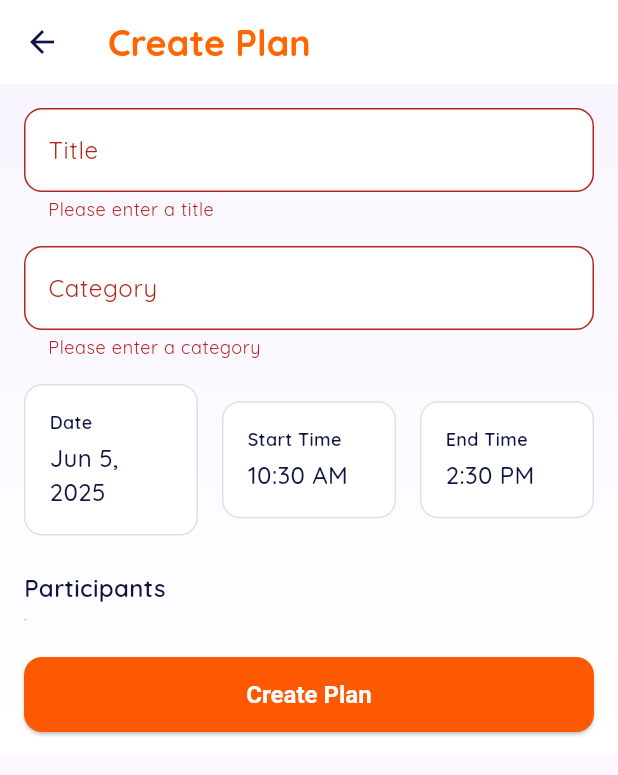
After one commit to JGEPT/LechePlan, a Flutter app: the CreatePlanPage screen opened by its route, after a tap on "Create Plan", on a phone screen of 412 x 824 dp. The commit adds this screen. Shown: the top 775 px of the screen. Run offline on Flutter 3.47's test engine with Material 3 defaults, Android fonts, the phone set to English and light mode, and no system bars; our stand-ins replace go_router, image_picker, shared_preferences, supabase_flutter; accounts and stored records are empty.

Commit message:
Implemented creating an activity/plan

```diff
--- a/lecheplan/lib/main.dart
+++ b/lecheplan/lib/main.dart
@@ -16,12 +16,15 @@ import 'package:lecheplan/screens/miscellaneous/notificationspage.dart';
 import 'package:lecheplan/screens/mainPages/profilePage/profilepage.dart';
 import 'package:lecheplan/screens/miscellaneous/settingspage.dart';
 import 'package:lecheplan/models/plan_model.dart';
+import 'package:lecheplan/screens/mainPages/plansPage/create_plan_page.dart';
 
 //set up the logger -- use logger for testing instead of print statements because flutter said nah
 void setupLogging() {
   Logger.root.level = Level.ALL;
   Logger.root.onRecord.listen((record) {
-    print('${record.level.name}: ${record.time}: ${record.loggerName}: ${record.message}');
+    print(
+      '${record.level.name}: ${record.time}: ${record.loggerName}: ${record.message}',
+    );
   });
 }
 // to use logger
@@ -36,19 +39,18 @@ Future<void> main() async {
   final logger = Logger('SupabaseConnection');
 
   //show loading screen immediately while waiting for supabase
-  runApp(MaterialApp(
-    home: Scaffold(
-      body: Center(
-        child: CircularProgressIndicator(),
-      ),
+  runApp(
+    MaterialApp(
+      home: Scaffold(body: Center(child: CircularProgressIndicator())),
     ),
-  ));
+  );
 
   try {
     //initialize Supabase
     await Supabase.initialize(
       url: 'https://abbdlkterbdhcwkxvgod.supabase.co',
-      anonKey: 'eyJhbGciOiJIUzI1NiIsInR5cCI6IkpXVCJ9.eyJpc3MiOiJzdXBhYmFzZSIsInJlZiI6ImFiYmRsa3RlcmJkaGN3a3h2Z29kIiwicm9sZSI6ImFub24iLCJpYXQiOjE3NDY3NTQzNDksImV4cCI6MjA2MjMzMDM0OX0.-nN5sW4BuTZaLvIxtJeFsKQgs5PMqrWTM4GWwGrToko',
+      anonKey:
+          'eyJhbGciOiJIUzI1NiIsInR5cCI6IkpXVCJ9.eyJpc3MiOiJzdXBhYmFzZSIsInJlZiI6ImFiYmRsa3RlcmJkaGN3a3h2Z29kIiwicm9sZSI6ImFub24iLCJpYXQiOjE3NDY3NTQzNDksImV4cCI6MjA2MjMzMDM0OX0.-nN5sW4BuTZaLvIxtJeFsKQgs5PMqrWTM4GWwGrToko',
     );
 
     // verify connection by checking auth status
@@ -61,19 +63,23 @@ Future<void> main() async {
 
     // log the current session status
     final session = client.auth.currentSession;
-    logger.info('Current auth session: ${session != null ? 'Active' : 'No active session'}');
+    logger.info(
+      'Current auth session: ${session != null ? 'Active' : 'No active session'}',
+    );
 
     // runn the main app after initialization
     runApp(MyApp());
   } catch (e) {
     logger.severe('Failed to initialize Supabase: $e');
-    runApp(MaterialApp(
-      home: Scaffold(
-        body: Center(
-          child: Text('Failed to connect to database. Please try again.'),
+    runApp(
+      MaterialApp(
+        home: Scaffold(
+          body: Center(
+            child: Text('Failed to connect to database. Please try again.'),
+          ),
         ),
       ),
-    ));
+    );
   }
 }
 
@@ -85,13 +91,29 @@ class MyApp extends StatelessWidget {
       GoRoute(path: '/', builder: (context, state) => LandingPage()),
       GoRoute(path: '/signup', builder: (context, state) => SignUpPage()),
       GoRoute(path: '/login', builder: (context, state) => LoginPage()),
-      GoRoute(path: '/createprofile', builder: (context, state) => Createprofilepage()),
+      GoRoute(
+        path: '/createprofile',
+        builder: (context, state) => Createprofilepage(),
+      ),
       GoRoute(path: '/aboutyou', builder: (context, state) => Aboutyoupage()),
       GoRoute(path: '/mainhub', builder: (context, state) => Mainhubpage()),
-      GoRoute(path: '/notifications', builder: (context, state) => NotificationsPage()),
-      GoRoute(path: '/activityrecommendation', builder: (context, state) => ActivityRecommendationPage()),
+      GoRoute(
+        path: '/notifications',
+        builder: (context, state) => NotificationsPage(),
+      ),
+      GoRoute(
+        path: '/activityrecommendation',
+        builder: (context, state) => ActivityRecommendationPage(),
+      ),
       GoRoute(path: '/profilepage', builder: (context, state) => ProfilePage()),
-      GoRoute(path: '/settingspage', builder: (context, state) => SettingsPage()),
+      GoRoute(
+        path: '/settingspage',
+        builder: (context, state) => SettingsPage(),
+      ),
+      GoRoute(
+        path: '/createplan',
+        builder: (context, state) => const CreatePlanPage(),
+      ),
       GoRoute(
         path: '/activitydetailspage',
         builder: (context, state) {
@@ -101,7 +123,7 @@ class MyApp extends StatelessWidget {
             throw Exception('Plan data is required for ActivityDetailsPage');
           }
           return ActivityDetailsPage(plan: plan);
-        }
+        },
       ),
     ],
   );
@@ -109,8 +131,7 @@ class MyApp extends StatelessWidget {
   //this widget is the root of the application.
   @override
   Widget build(BuildContext context) {
-    return MaterialApp.router
-    (
+    return MaterialApp.router(
       title: 'lecheplan',
       theme: ThemeData(
         fontFamily: 'Quicksand',
--- /dev/null
+++ b/lecheplan/lib/screens/mainPages/plansPage/create_plan_page.dart
@@ -0,0 +1,486 @@
+import 'package:flutter/material.dart';
+import 'package:lecheplan/providers/theme_provider.dart';
+import 'package:lecheplan/services/plans_services.dart';
+import 'package:go_router/go_router.dart';
+import 'package:intl/intl.dart';
+import 'package:logging/logging.dart';
+
+final Logger _createPlanLogger = Logger('CreatePlanPage');
+
+class CreatePlanPage extends StatefulWidget {
+  const CreatePlanPage({super.key});
+
+  @override
+  State<CreatePlanPage> createState() => _CreatePlanPageState();
+}
+
+class _CreatePlanPageState extends State<CreatePlanPage> {
+  final _formKey = GlobalKey<FormState>();
+  final _titleController = TextEditingController();
+  final _categoryController = TextEditingController();
+  DateTime _selectedDate = DateTime.now();
+  TimeOfDay _selectedTime = TimeOfDay.now();
+  TimeOfDay _selectedEndTime = TimeOfDay.now().replacing(
+    hour: (TimeOfDay.now().hour + 4) % 24,
+  );
+  final List<String> _selectedParticipants = [];
+  final List<String> _availableUsers = [];
+  bool _isLoading = false;
+  String? _errorMessage;
+
+  @override
+  void initState() {
+    super.initState();
+    _loadUsers();
+  }
+
+  @override
+  void dispose() {
+    _titleController.dispose();
+    _categoryController.dispose();
+    super.dispose();
+  }
+
+  Future<void> _loadUsers() async {
+    try {
+      final users = await fetchAllUsers();
+      setState(() {
+        _availableUsers.addAll(
+          users.map((u) => u['username'] as String).where((u) => u.isNotEmpty),
+        );
+      });
+    } catch (e) {
+      _createPlanLogger.warning('Error loading users: $e');
+    }
+  }
+
+  Future<void> _selectDate(BuildContext context) async {
+    final DateTime? picked = await showDatePicker(
+      context: context,
+      initialDate: _selectedDate,
+      firstDate: DateTime.now(),
+      lastDate: DateTime.now().add(const Duration(days: 365)),
+      builder: (context, child) {
+        return Theme(
+          data: Theme.of(context).copyWith(
+            colorScheme: ColorScheme.light(
+              primary: orangeAccentColor,
+              onPrimary: Colors.white,
+              surface: Colors.white,
+              onSurface: darktextColor,
+            ),
+          ),
+          child: child!,
+        );
+      },
+    );
+    if (picked != null && picked != _selectedDate) {
+      setState(() {
+        _selectedDate = picked;
+      });
+    }
+  }
+
+  Future<void> _selectTime(BuildContext context) async {
+    final TimeOfDay? picked = await showTimePicker(
+      context: context,
+      initialTime: _selectedTime,
+      builder: (context, child) {
+        return Theme(
+          data: Theme.of(context).copyWith(
+            colorScheme: ColorScheme.light(
+              primary: orangeAccentColor,
+              onPrimary: Colors.white,
+              surface: Colors.white,
+              onSurface: darktextColor,
+            ),
+          ),
+          child: child!,
+        );
+      },
+    );
+    if (picked != null && picked != _selectedTime) {
+      setState(() {
+        _selectedTime = picked;
+      });
+    }
+  }
+
+  Future<void> _selectEndTime(BuildContext context) async {
+    final TimeOfDay? picked = await showTimePicker(
+      context: context,
+      initialTime: _selectedEndTime,
+      builder: (context, child) {
+        return Theme(
+          data: Theme.of(context).copyWith(
+            colorScheme: ColorScheme.light(
+              primary: orangeAccentColor,
+              onPrimary: Colors.white,
+              surface: Colors.white,
+              onSurface: darktextColor,
+            ),
+          ),
+          child: child!,
+        );
+      },
+    );
+    if (picked != null && picked != _selectedEndTime) {
+      setState(() {
+        _selectedEndTime = picked;
+      });
+    }
+  }
+
+  Future<void> _createPlan() async {
+    if (!_formKey.currentState!.validate()) return;
+
+    setState(() {
+      _isLoading = true;
+      _errorMessage = null;
+    });
+
+    try {
+      final planDateTime = DateTime(
+        _selectedDate.year,
+        _selectedDate.month,
+        _selectedDate.day,
+        _selectedTime.hour,
+        _selectedTime.minute,
+      );
+      final endDateTime = DateTime(
+        _selectedDate.year,
+        _selectedDate.month,
+        _selectedDate.day,
+        _selectedEndTime.hour,
+        _selectedEndTime.minute,
+      );
+
+      final result = await createPlan(
+        title: _titleController.text,
+        category: _categoryController.text,
+        planDateTime: planDateTime,
+        endDateTime: endDateTime,
+        participantUsernames: _selectedParticipants,
+      );
+
+      if (result['success']) {
+        if (mounted) {
+          context.pop(); // Return to previous page
+        }
+      } else {
+        setState(() {
+          _errorMessage = result['message'];
+        });
+      }
+    } catch (e) {
+      _createPlanLogger.severe('Error creating plan: $e');
+      setState(() {
+        _errorMessage = 'An unexpected error occurred';
+      });
+    } finally {
+      if (mounted) {
+        setState(() {
+          _isLoading = false;
+        });
+      }
+    }
+  }
+
+  @override
+  Widget build(BuildContext context) {
+    return Scaffold(
+      appBar: AppBar(
+        backgroundColor: Colors.white,
+        elevation: 0,
+        leading: IconButton(
+          icon: const Icon(Icons.arrow_back, color: Color(0xFF0E1342)),
+          onPressed: () => context.pop(),
+        ),
+        title: const Text(
+          'Create Plan',
+          style: TextStyle(
+            color: Color(0xFFFF6600),
+            fontSize: 24,
+            fontWeight: FontWeight.bold,
+          ),
+        ),
+      ),
+      body: Container(
+        decoration: const BoxDecoration(
+          gradient: LinearGradient(
+            begin: Alignment.topCenter,
+            end: Alignment.bottomCenter,
+            colors: [Color(0xFFF8F5FF), Colors.white],
+          ),
+        ),
+        child: SafeArea(
+          child: SingleChildScrollView(
+            padding: const EdgeInsets.all(16),
+            child: Form(
+              key: _formKey,
+              child: Column(
+                crossAxisAlignment: CrossAxisAlignment.start,
+                children: [
+                  // Title field
+                  TextFormField(
+                    controller: _titleController,
+                    decoration: InputDecoration(
+                      labelText: 'Title',
+                      hintText: 'Enter plan title',
+                      border: OutlineInputBorder(
+                        borderRadius: BorderRadius.circular(12),
+                      ),
+                      filled: true,
+                      fillColor: Colors.white,
+                    ),
+                    validator: (value) {
+                      if (value == null || value.isEmpty) {
+                        return 'Please enter a title';
+                      }
+                      return null;
+                    },
+                  ),
+                  const SizedBox(height: 16),
+
+                  // Category field
+                  TextFormField(
+                    controller: _categoryController,
+                    decoration: InputDecoration(
+                      labelText: 'Category',
+                      hintText: 'e.g. Sports, Food, Study',
+                      border: OutlineInputBorder(
+                        borderRadius: BorderRadius.circular(12),
+                      ),
+                      filled: true,
+                      fillColor: Colors.white,
+                    ),
+                    validator: (value) {
+                      if (value == null || value.isEmpty) {
+                        return 'Please enter a category';
+                      }
+                      return null;
+                    },
+                  ),
+                  const SizedBox(height: 16),
+
+                  // Date and Time selection
+                  Row(
+                    children: [
+                      Expanded(
+                        child: InkWell(
+                          onTap: () => _selectDate(context),
+                          child: Container(
+                            padding: const EdgeInsets.all(16),
+                            decoration: BoxDecoration(
+                              color: Colors.white,
+                              borderRadius: BorderRadius.circular(12),
+                              border: Border.all(
+                                color: const Color(0xFFE0E0E0),
+                              ),
+                            ),
+                            child: Column(
+                              crossAxisAlignment: CrossAxisAlignment.start,
+                              children: [
+                                const Text(
+                                  'Date',
+                                  style: TextStyle(
+                                    color: Color(0xFF0E1342),
+                                    fontSize: 12,
+                                    fontWeight: FontWeight.w600,
+                                  ),
+                                ),
+                                const SizedBox(height: 4),
+                                Text(
+                                  DateFormat(
+                                    'MMM d, yyyy',
+                                  ).format(_selectedDate),
+                                  style: const TextStyle(
+                                    color: Color(0xFF0E1342),
+                                    fontSize: 16,
+                                    fontWeight: FontWeight.w500,
+                                  ),
+                                ),
+                              ],
+                            ),
+                          ),
+                        ),
+                      ),
+                      const SizedBox(width: 16),
+                      Expanded(
+                        child: InkWell(
+                          onTap: () => _selectTime(context),
+                          child: Container(
+                            padding: const EdgeInsets.all(16),
+                            decoration: BoxDecoration(
+                              color: Colors.white,
+                              borderRadius: BorderRadius.circular(12),
+                              border: Border.all(
+                                color: const Color(0xFFE0E0E0),
+                              ),
+                            ),
+                            child: Column(
+                              crossAxisAlignment: CrossAxisAlignment.start,
+                              children: [
+                                const Text(
+                                  'Start Time',
+                                  style: TextStyle(
+                                    color: Color(0xFF0E1342),
+                                    fontSize: 12,
+                                    fontWeight: FontWeight.w600,
+                                  ),
+                                ),
+                                const SizedBox(height: 4),
+                                Text(
+                                  _selectedTime.format(context),
+                                  style: const TextStyle(
+                                    color: Color(0xFF0E1342),
+                                    fontSize: 16,
+                                    fontWeight: FontWeight.w500,
+                                  ),
+                                ),
+                              ],
+                            ),
+                          ),
+                        ),
+                      ),
+                      const SizedBox(width: 16),
+                      Expanded(
+                        child: InkWell(
+                          onTap: () => _selectEndTime(context),
+                          child: Container(
+                            padding: const EdgeInsets.all(16),
+                            decoration: BoxDecoration(
+                              color: Colors.white,
+                              borderRadius: BorderRadius.circular(12),
+                              border: Border.all(
+                                color: const Color(0xFFE0E0E0),
+                              ),
+                            ),
+                            child: Column(
+                              crossAxisAlignment: CrossAxisAlignment.start,
+                              children: [
+                                const Text(
+                                  'End Time',
+                                  style: TextStyle(
+                                    color: Color(0xFF0E1342),
+                                    fontSize: 12,
+                                    fontWeight: FontWeight.w600,
+                                  ),
+                                ),
+                                const SizedBox(height: 4),
+                                Text(
+                                  _selectedEndTime.format(context),
+                                  style: const TextStyle(
+                                    color: Color(0xFF0E1342),
+                                    fontSize: 16,
+                                    fontWeight: FontWeight.w500,
+                                  ),
+                                ),
+                              ],
+                            ),
+                          ),
+                        ),
+                      ),
+                    ],
+                  ),
+                  const SizedBox(height: 24),
+
+                  // Participants section
+                  const Text(
+                    'Participants',
+                    style: TextStyle(
+                      color: Color(0xFF0E1342),
+                      fontSize: 16,
+                      fontWeight: FontWeight.w600,
+                    ),
+                  ),
+                  const SizedBox(height: 8),
+                  Container(
+                    decoration: BoxDecoration(
+                      color: Colors.white,
+                      borderRadius: BorderRadius.circular(12),
+                      border: Border.all(color: const Color(0xFFE0E0E0)),
+                    ),
+                    child: Column(
+                      children: [
+                        ..._availableUsers.map((username) {
+                          final isSelected = _selectedParticipants.contains(
+                            username,
+                          );
+                          return ListTile(
+                            title: Text(
+                              username,
+                              style: TextStyle(
+                                color: darktextColor,
+                                fontWeight: FontWeight.w500,
+                              ),
+                            ),
+                            trailing: Checkbox(
+                              value: isSelected,
+                              onChanged: (bool? value) {
+                                setState(() {
+                                  if (value == true) {
+                                    _selectedParticipants.add(username);
+                                  } else {
+                                    _selectedParticipants.remove(username);
+                                  }
+                                });
+                              },
+                              activeColor: orangeAccentColor,
+                            ),
+                          );
+                        }).toList(),
+                      ],
+                    ),
+                  ),
+                  const SizedBox(height: 24),
+
+                  // Error message
+                  if (_errorMessage != null)
+                    Padding(
+                      padding: const EdgeInsets.only(bottom: 16),
+                      child: Text(
+                        _errorMessage!,
+                        style: const TextStyle(color: Colors.red, fontSize: 14),
+                      ),
+                    ),
+
+                  // Create button
+                  SizedBox(
+                    width: double.infinity,
+                    height: 50,
+                    child: ElevatedButton(
+                      onPressed: _isLoading ? null : _createPlan,
+                      style: ElevatedButton.styleFrom(
+                        backgroundColor: orangeAccentColor,
+                        foregroundColor: Colors.white,
+                        shape: RoundedRectangleBorder(
+                          borderRadius: BorderRadius.circular(12),
+                        ),
+                        textStyle: const TextStyle(
+                          fontSize: 16,
+                          fontWeight: FontWeight.w600,
+                        ),
+                      ),
+                      child:
+                          _isLoading
+                              ? const SizedBox(
+                                width: 24,
+                                height: 24,
+                                child: CircularProgressIndicator(
+                                  color: Colors.white,
+                                  strokeWidth: 2,
+                                ),
+                              )
+                              : const Text('Create Plan'),
+                    ),
+                  ),
+                ],
+              ),
+            ),
+          ),
+        ),
+      ),
+    );
+  }
+}
--- a/lecheplan/lib/services/plans_services.dart
+++ b/lecheplan/lib/services/plans_services.dart
@@ -60,3 +60,105 @@ Future<List<Map<String, dynamic>>> fetchAllUsers() async {
     return [];
   }
 }
+
+Future<Map<String, dynamic>> createPlan({
+  required String title,
+  required String category,
+  required DateTime planDateTime,
+  required DateTime endDateTime,
+  required List<String> participantUsernames,
+  List<String>? tags,
+}) async {
+  try {
+    final userId = Supabase.instance.client.auth.currentUser?.id;
+    if (userId == null) {
+      _mainhubLogger.warning('Cannot create plan: No user logged in');
+      return {
+        'success': false,
+        'message': 'You must be logged in to create a plan',
+      };
+    }
+
+    // First get the user IDs for all participants
+    final List<Map<String, dynamic>> userProfiles = await Supabase
+        .instance
+        .client
+        .from('user_profiles')
+        .select('user_id, username')
+        .inFilter('username', participantUsernames);
+
+    if (userProfiles.isEmpty) {
+      return {'success': false, 'message': 'No valid participants found'};
+    }
+
+    // Create the plan
+    final planDate = planDateTime.toIso8601String().split('T')[0];
+    final startTime = planDateTime
+        .toIso8601String()
+        .split('T')[1]
+        .substring(0, 5); // HH:mm
+    final endTime = endDateTime
+        .toIso8601String()
+        .split('T')[1]
+        .substring(0, 5); // HH:mm
+    final planResponse =
+        await Supabase.instance.client
+            .from('plans')
+            .insert({
+              'title': title,
+              'category': category,
+              'date': planDate,
+              'start_time': startTime,
+              'end_time': endTime,
+              'tags': tags ?? [],
+              'created_at': DateTime.now().toIso8601String(),
+              'user_id': userId,
+            })
+            .select()
+            .single();
+
+    if (planResponse == null) {
+      return {'success': false, 'message': 'Failed to create plan'};
+    }
+
+    // Add participants
+    final List<Map<String, dynamic>> participantRecords =
+        userProfiles.map((profile) {
+          return {
+            'plan_id': planResponse['plan_id'],
+            'participant_id': profile['user_id'],
+            'created_at': DateTime.now().toIso8601String(),
+          };
+        }).toList();
+
+    await Supabase.instance.client
+        .from('plan_participants')
+        .insert(participantRecords);
+
+    // Add creator as participant if not already included
+    if (!participantUsernames.contains(
+      userProfiles.firstWhere(
+        (p) => p['user_id'] == userId,
+        orElse: () => {'username': ''},
+      )['username'],
+    )) {
+      await Supabase.instance.client.from('plan_participants').insert({
+        'plan_id': planResponse['plan_id'],
+        'participant_id': userId,
+        'created_at': DateTime.now().toIso8601String(),
+      });
+    }
+
+    _mainhubLogger.info(
+      'Plan created successfully: ${planResponse['plan_id']}',
+    );
+    return {
+      'success': true,
+      'message': 'Plan created successfully',
+      'plan': planResponse,
+    };
+  } catch (error) {
+    _mainhubLogger.severe('Error creating plan: $error');
+    return {'success': false, 'message': 'Failed to create plan: $error'};
+  }
+}
```
Also changed, not shown: lecheplan/lib/screens/mainPages/mainhubpage.dart (+3 -9 lines), lecheplan/lib/screens/mainPages/plansPage/planspage.dart (+12 -5 lines), lecheplan/lib/services/groups_services.dart (+8 -1 lines), lecheplan/pubspec.lock.
